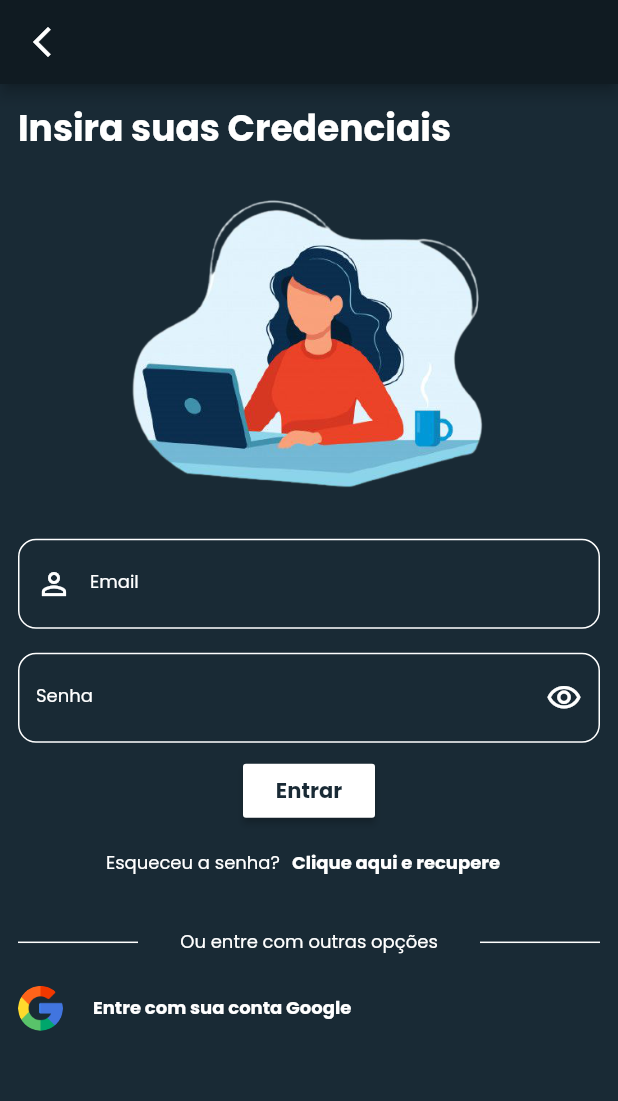
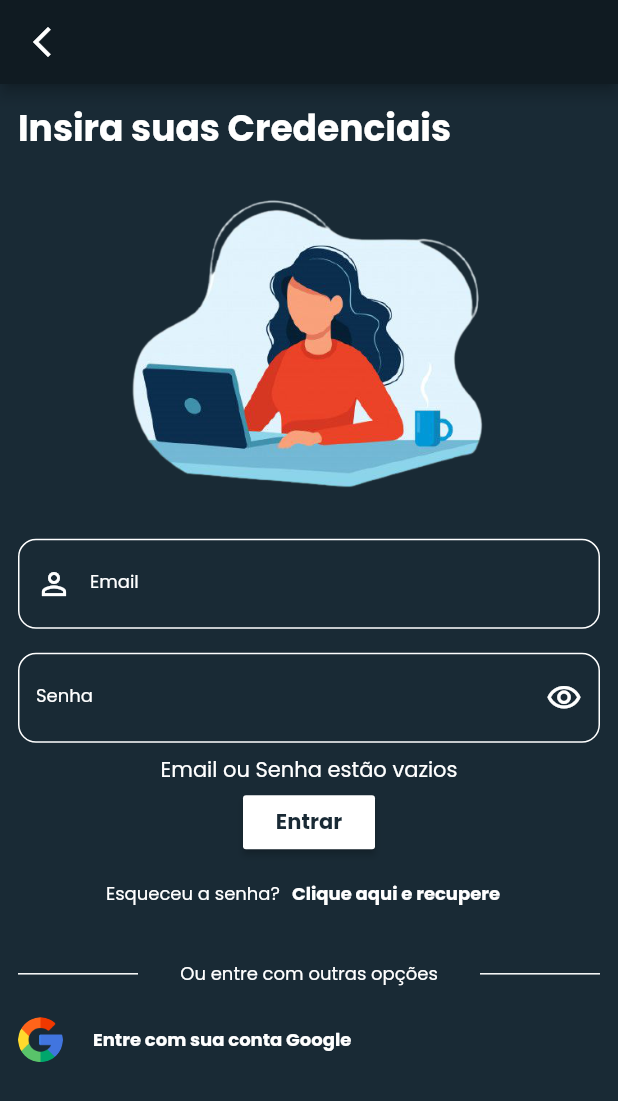
Before and after one commit to OzielFilho/PROJETO-TCC, a Flutter app: the LoginAppWidget screen opened by its route, after a tap on "Entrar", on a phone screen of 412 x 824 dp. Shown: the top 1101 px of the screen. Run offline on Flutter 3.47's test engine with Material 2 defaults, Android fonts, the phone set to English and light mode, and no system bars; our stand-ins replace bloc, dartz, equatable, firebase_auth, firebase_core, flutter_bloc and 2 more; accounts and stored records are empty.

Commit message:
feature : bloc login

```diff
--- a/lib/app/core/error/failure.dart
+++ b/lib/app/core/error/failure.dart
@@ -19,7 +19,17 @@ class RecoveryPasswordFailure extends Failure {
   List<Object?> get props => const <dynamic>[];
 }
 
-class ParamsLoginUserFailure extends Failure {
+class ParamsEmptyUserFailure extends Failure {
+  @override
+  List<Object?> get props => const <dynamic>[];
+}
+
+class UserNotFoundFailure extends Failure {
+  @override
+  List<Object?> get props => const <dynamic>[];
+}
+
+class ParamsInvalidUserFailure extends Failure {
   @override
   List<Object?> get props => const <dynamic>[];
 }
--- a/lib/app/core/utils/validations/validations.dart
+++ b/lib/app/core/utils/validations/validations.dart
@@ -8,10 +8,4 @@ class Validations {
   static bool passwordValidation({required String password}) {
     return password.length >= 6;
   }
-
-  static bool emailAndPasswordValidation(
-      {required String email, required String password}) {
-    return (passwordValidation(password: password) ||
-        emailValidation(email: email));
-  }
 }
--- a/lib/app/modules/auth/auth_module.dart
+++ b/lib/app/modules/auth/auth_module.dart
@@ -1,4 +1,6 @@
+import 'package:app/app/modules/auth/domain/usecases/login_user.dart';
 import 'package:app/app/modules/auth/infra/repositories/auth_repository_impl.dart';
+import 'package:app/app/modules/auth/presentation/controllers/login_controller/login_bloc.dart';
 import 'package:app/app/modules/auth/presentation/widgets/create_account.dart';
 import 'package:app/app/modules/auth/presentation/widgets/login_app.dart';
 import 'package:firebase_auth/firebase_auth.dart';
@@ -13,7 +15,9 @@ class AuthModule extends Module {
   final List<Bind> binds = [
     Bind((i) => FirebaseAuthDatasourceImpl(
         authClient: FirebaseAuth.instance, googleSignIn: GoogleSignIn())),
-    Bind((i) => AuthUserRepositoryImpl(i<FirebaseAuthDatasourceImpl>())),
+    Bind((i) => AuthUserRepositoryImpl(i())),
+    Bind((i) => LoginUser(i())),
+    Bind((i) => LoginBloc(i())),
   ];
 
   @override
--- a/lib/app/modules/auth/domain/repositories/auth_repository.dart
+++ b/lib/app/modules/auth/domain/repositories/auth_repository.dart
@@ -4,7 +4,8 @@ import '../../../../core/error/failure.dart';
 import '../entities/auth_result.dart';
 
 abstract class AuthUserRepository {
-  Future<Either<Failure, AuthResult>> loginUser(String email, String password);
+  Future<Either<Failure, AuthResult>> loginWithEmailAndPassword(
+      String email, String password);
   Future<Either<Failure, bool>> loginGoogleUser(
       String idToken, String accessToken);
   Future<Either<Failure, bool>> createUser(String email, String password);
--- a/lib/app/modules/auth/domain/usecases/login_google_user.dart
+++ b/lib/app/modules/auth/domain/usecases/login_google_user.dart
@@ -16,7 +16,7 @@ class LoginGoogleUser implements Usecase<bool, Params> {
       return await repository.loginGoogleUser(
           params.idToken, params.accessToken);
     }
-    return left(ParamsLoginUserFailure());
+    return left(ParamsEmptyUserFailure());
   }
 }
 
--- a/lib/app/modules/auth/domain/usecases/login_user.dart
+++ b/lib/app/modules/auth/domain/usecases/login_user.dart
@@ -13,13 +13,21 @@ class LoginUser implements Usecase<AuthResult, Params> {
 
   @override
   Future<Either<Failure, AuthResult>> call(Params params) async {
-    if (params.email.isNotEmpty || params.password.isNotEmpty) {
-      if (Validations.emailAndPasswordValidation(
-          email: params.email, password: params.password)) {
-        return await repository.loginUser(params.email, params.password);
-      }
+    if (params.email.isEmpty || params.password.isEmpty) {
+      return left(ParamsEmptyUserFailure());
     }
-    return left(ParamsLoginUserFailure());
+
+    if (!(Validations.passwordValidation(password: params.password))) {
+      return left(ParamsInvalidUserFailure());
+    }
+
+    if (!(Validations.emailValidation(email: params.email))) {
+      return left(ParamsInvalidUserFailure());
+    }
+    final result = await repository.loginWithEmailAndPassword(
+        params.email, params.password);
+
+    return result;
   }
 }
 
--- a/lib/app/modules/auth/domain/usecases/recovery_password.dart
+++ b/lib/app/modules/auth/domain/usecases/recovery_password.dart
@@ -13,12 +13,16 @@ class RecoveryPassword implements Usecase<bool, Params> {
 
   @override
   Future<Either<Failure, bool>> call(Params params) async {
-    if (params.email.isNotEmpty) {
-      if (Validations.emailValidation(email: params.email)) {
-        return await repository.recoveryPassword(params.email);
-      }
+    print(
+        'seu login ${params.email} ${Validations.emailValidation(email: params.email)}');
+    if (params.email.isEmpty) {
+      return left(ParamsEmptyUserFailure());
     }
-    return left(ParamsRecoveryPasswordFailure());
+    if (!(Validations.emailValidation(email: params.email))) {
+      return left(ParamsInvalidUserFailure());
+    }
+
+    return await repository.recoveryPassword(params.email);
   }
 }
 
--- a/lib/app/modules/auth/external/firebase_auth_datasource_impl.dart
+++ b/lib/app/modules/auth/external/firebase_auth_datasource_impl.dart
@@ -17,12 +17,10 @@ class FirebaseAuthDatasourceImpl implements AuthUserDatasource {
 
   @override
   Future<AuthResult> login(String email, String password) async {
-    late AuthResult userResult = AuthResultModel.empty();
-
+    late AuthResult userResult;
     final user = await authClient.signInWithEmailAndPassword(
         email: email, password: password);
     userResult = AuthResultModel(user.user!.email!, user.user!.uid);
-
     return userResult;
   }
 
--- /dev/null
+++ b/lib/app/modules/auth/presentation/controllers/login_controller/login_bloc.dart
@@ -0,0 +1,36 @@
+import 'package:app/app/modules/auth/presentation/controllers/login_controller/login_event.dart';
+import 'package:app/app/modules/auth/presentation/controllers/login_controller/login_state.dart';
+import 'package:bloc/bloc.dart';
+import 'package:flutter_modular/flutter_modular.dart';
+
+import '../../../../../core/error/failure.dart';
+import '../../../domain/usecases/login_user.dart';
+
+class LoginBloc extends Bloc<LoginEvent, AppState> implements Disposable {
+  final LoginUser _loginUser;
+  LoginBloc(this._loginUser) : super(InitialState()) {
+    on<LoginWithEmailAndPasswordEvent>(_onLoginWithEmailAndPasswordEvent);
+  }
+  void _onLoginWithEmailAndPasswordEvent(
+      LoginWithEmailAndPasswordEvent event, Emitter<AppState> emit) async {
+    emit(ProcessingState());
+
+    final params = Params(email: event.email, password: event.password);
+    final result = await _loginUser.call(params);
+    emit(result.fold((failure) {
+      switch (failure.runtimeType) {
+        case ParamsEmptyUserFailure:
+          return EmailOrPasswordEmptyErrorState('Email ou Senha estão vazios');
+        case ParamsInvalidUserFailure:
+          return EmailOrPasswordInvalidErrorState('Email ou Senha inválidos');
+        case UserNotFoundFailure:
+          return UserNotFoundErrorState('Usuário não existe');
+        default:
+          return ErrorState('Não foi possível realizar o login');
+      }
+    }, (success) => SuccessState()));
+  }
+
+  @override
+  void dispose() => close();
+}
--- /dev/null
+++ b/lib/app/modules/auth/presentation/controllers/login_controller/login_event.dart
@@ -0,0 +1,13 @@
+abstract class LoginEvent {
+  const LoginEvent();
+}
+
+class LoginWithEmailAndPasswordEvent implements LoginEvent {
+  final String email;
+  final String password;
+
+  const LoginWithEmailAndPasswordEvent(
+      {required this.email, required this.password});
+}
+
+class LoginWithGoogleEvent implements LoginEvent {}
--- /dev/null
+++ b/lib/app/modules/auth/presentation/controllers/login_controller/login_state.dart
@@ -0,0 +1,27 @@
+class AppState {
+  final String? message;
+
+  AppState([this.message]);
+}
+
+class InitialState extends AppState {}
+
+class ErrorState extends AppState {
+  ErrorState(String? message) : super(message);
+}
+
+class SuccessState extends AppState {}
+
+class ProcessingState extends AppState {}
+
+class EmailOrPasswordEmptyErrorState extends ErrorState {
+  EmailOrPasswordEmptyErrorState(String? message) : super(message);
+}
+
+class EmailOrPasswordInvalidErrorState extends ErrorState {
+  EmailOrPasswordInvalidErrorState(String? message) : super(message);
+}
+
+class UserNotFoundErrorState extends ErrorState {
+  UserNotFoundErrorState(String? message) : super(message);
+}
--- a/lib/app/modules/auth/presentation/widgets/login_app.dart
+++ b/lib/app/modules/auth/presentation/widgets/login_app.dart
@@ -2,8 +2,13 @@ import 'package:app/app/core/presentation/widgets/buttons_design.dart';
 import 'package:app/app/core/presentation/widgets/form_desing.dart';
 import 'package:app/app/core/theme/theme_app.dart';
 import 'package:app/app/core/utils/colors/colors_utils.dart';
+import 'package:app/app/modules/auth/presentation/controllers/login_controller/login_event.dart';
+import 'package:app/app/modules/auth/presentation/controllers/login_controller/login_state.dart';
 import 'package:flutter/material.dart';
+import 'package:flutter_bloc/flutter_bloc.dart';
 import 'package:flutter_modular/flutter_modular.dart';
+
+import '../controllers/login_controller/login_bloc.dart';
 
 class LoginAppWidget extends StatefulWidget {
   const LoginAppWidget({Key? key}) : super(key: key);
@@ -13,12 +18,23 @@ class LoginAppWidget extends StatefulWidget {
 }
 
 class _LoginAppWidgetState extends State<LoginAppWidget> {
-  TextEditingController _emailController = TextEditingController();
-  TextEditingController _passwordController = TextEditingController();
+  final TextEditingController _emailController = TextEditingController();
+  final _loginBloc = Modular.get<LoginBloc>();
+
+  final TextEditingController _passwordController = TextEditingController();
+
   bool _visibility = true;
 
   @override
   Widget build(BuildContext context) {
+    return BlocConsumer<LoginBloc, AppState>(
+      bloc: _loginBloc,
+      listener: (context, state) {
+        if (state is SuccessState) {
+          //NAVIGATE
+        }
+      },
+      builder: (context, state) {
         return Scaffold(
           appBar: AppBar(
             leading: IconButton(
@@ -28,7 +44,8 @@ class _LoginAppWidgetState extends State<LoginAppWidget> {
           ),
           body: SingleChildScrollView(
             child: Container(
-          padding: const EdgeInsets.symmetric(horizontal: 12.0, vertical: 12.0),
+              padding:
+                  const EdgeInsets.symmetric(horizontal: 12.0, vertical: 12.0),
               child: Column(
                 crossAxisAlignment: CrossAxisAlignment.center,
                 children: [
@@ -42,20 +59,9 @@ class _LoginAppWidgetState extends State<LoginAppWidget> {
                     decoration: BoxDecoration(
                         image: DecorationImage(
                             fit: BoxFit.contain,
-                        image: AssetImage('assets/images/login_woman.png'))),
+                            image:
+                                AssetImage('assets/images/login_woman.png'))),
                   ),
-              _buildLoginForm(),
-              _buildOthersLogin(),
-            ],
-          ),
-        ),
-      ),
-    );
-  }
-
-  Widget _buildLoginForm() {
-    return Column(
-      children: [
                   FormsDesign.textFormCustom(
                     Icon(
                       Icons.person_outline,
@@ -84,7 +90,31 @@ class _LoginAppWidgetState extends State<LoginAppWidget> {
                     visibility: _visibility,
                     controller: _passwordController,
                   ),
-        ButtonsDesign.buttonDefault(text: 'Entrar', action: () {}),
+                  if (state is ErrorState) ...[
+                    AnimatedContainer(
+                      duration: Duration(seconds: 5),
+                      curve: Curves.ease,
+                      child: Text(
+                        state.message!,
+                        style: ThemeApp.theme.textTheme.subtitle1,
+                      ),
+                    )
+                  ],
+                  ButtonsDesign.buttonDefault(
+                      text: 'Entrar',
+                      action: () {
+                        if (!(state is ProcessingState)) {
+                          _loginBloc.add(LoginWithEmailAndPasswordEvent(
+                              email: _emailController.text,
+                              password: _passwordController.text));
+                        }
+                      }),
+                  if (state is ProcessingState) ...[
+                    CircularProgressIndicator(
+                      valueColor:
+                          AlwaysStoppedAnimation<Color>(ColorUtils.whiteColor),
+                    )
+                  ],
                   Row(
                     mainAxisAlignment: MainAxisAlignment.center,
                     children: [
@@ -100,12 +130,7 @@ class _LoginAppWidgetState extends State<LoginAppWidget> {
                           )),
                     ],
                   ),
-      ],
-    );
-  }
-
-  Widget _buildOthersLogin() {
-    return Column(
+                  Column(
                     children: [
                       Padding(
                         padding: const EdgeInsets.symmetric(vertical: 20.0),
@@ -113,7 +138,8 @@ class _LoginAppWidgetState extends State<LoginAppWidget> {
                           mainAxisAlignment: MainAxisAlignment.spaceBetween,
                           children: [
                             Container(
-                padding: const EdgeInsets.symmetric(vertical: 12.0),
+                              padding:
+                                  const EdgeInsets.symmetric(vertical: 12.0),
                               width: 80,
                               height: 1,
                               color: ColorUtils.whiteColor,
@@ -123,7 +149,8 @@ class _LoginAppWidgetState extends State<LoginAppWidget> {
                               style: ThemeApp.theme.textTheme.overline,
                             ),
                             Container(
-                padding: const EdgeInsets.symmetric(vertical: 12.0),
+                              padding:
+                                  const EdgeInsets.symmetric(vertical: 12.0),
                               width: 80,
                               height: 1,
                               color: ColorUtils.whiteColor,
@@ -138,7 +165,8 @@ class _LoginAppWidgetState extends State<LoginAppWidget> {
                             CircleAvatar(
                               radius: 15,
                               backgroundColor: ColorUtils.transparentColor,
-                backgroundImage: AssetImage('assets/images/google_icon.png'),
+                              backgroundImage:
+                                  AssetImage('assets/images/google_icon.png'),
                             ),
                             const SizedBox(
                               width: 20,
@@ -151,6 +179,13 @@ class _LoginAppWidgetState extends State<LoginAppWidget> {
                         ),
                       )
                     ],
+                  ),
+                ],
+              ),
+            ),
+          ),
+        );
+      },
     );
   }
 }
--- a/pubspec.yaml
+++ b/pubspec.yaml
@@ -22,6 +22,7 @@ dependencies:
   cloud_firestore: ^2.5.4
   firebase_storage: ^10.0.6
   google_sign_in: ^5.4.0
+  flutter_bloc: ^8.0.1
 
 dev_dependencies:
   # test: ^1.21.4
```
Also changed, not shown: lib/app/modules/auth/domain/usecases/create_user.dart (+10 -6 lines), lib/app/modules/auth/infra/repositories/auth_repository_impl.dart (+9 -1 lines), lib/app/modules/auth/presentation/widgets/create_account.dart (+13 -9 lines), 4 other files. Lines whose indentation alone changed are shown as unchanged.
